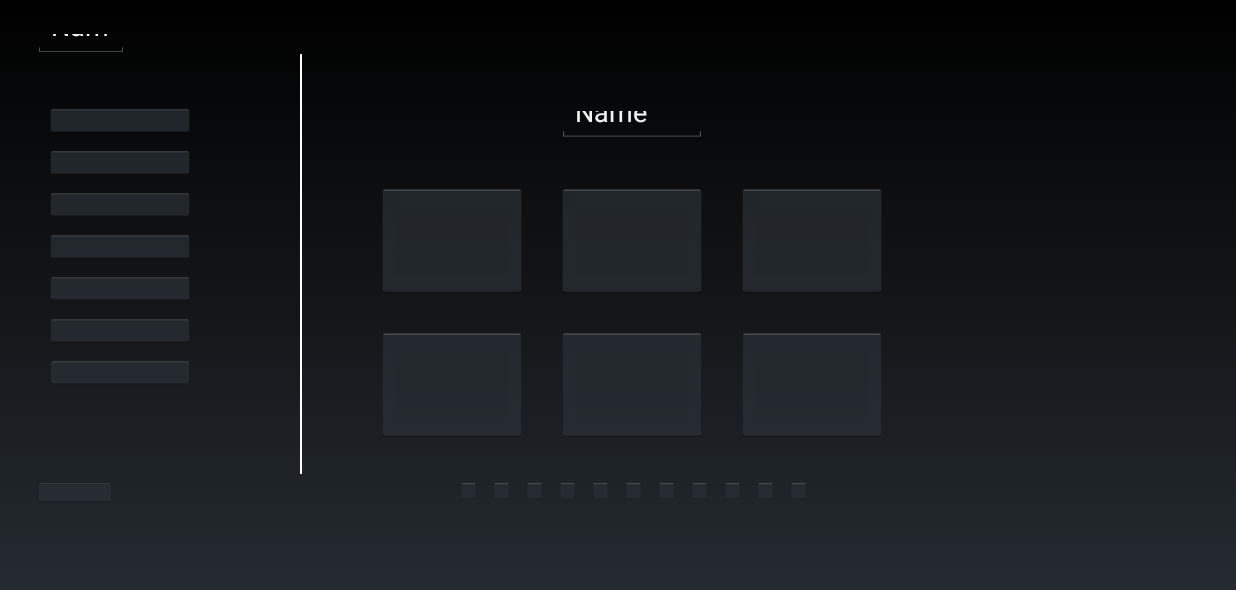
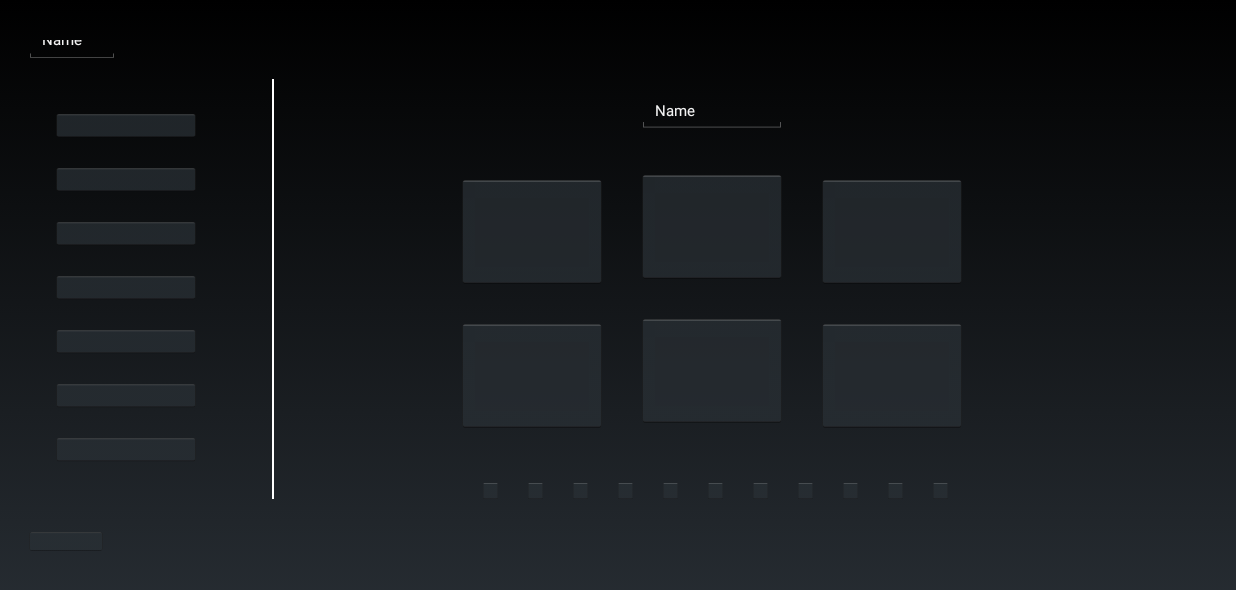
Before and after one commit to Fernando1612/AlexiaVN, an Android app: the Preferences screen opened directly, with no data from a screen before it, on a phone screen of 824 x 412 dp (held sideways). Shown: the top 590 px of the screen. Run offline under Robolectric (Android 15) with nearby library versions, the phone set to English and light mode, and no system bars.

Commit message:
add constraints

```diff
--- a/AlexiaVNPlayer/app/src/main/res/layout/activity_preferences.xml
+++ b/AlexiaVNPlayer/app/src/main/res/layout/activity_preferences.xml
@@ -10,91 +10,127 @@
         android:id="@+id/button21"
         android:layout_width="14dp"
         android:layout_height="14dp"
-        android:layout_marginStart="8dp"
-        android:layout_marginLeft="8dp"
+        android:layout_marginStart="16dp"
+        android:layout_marginLeft="16dp"
         android:text="Button"
+        app:layout_constraintBottom_toBottomOf="parent"
+        app:layout_constraintEnd_toEndOf="parent"
+        app:layout_constraintHorizontal_bias="0.0"
         app:layout_constraintStart_toEndOf="@+id/button20"
-        app:layout_constraintTop_toTopOf="@+id/button11" />
+        app:layout_constraintTop_toTopOf="@+id/button11"
+        app:layout_constraintVertical_bias="0.0" />
 
     <Button
         android:id="@+id/button20"
         android:layout_width="14dp"
         android:layout_height="14dp"
-        android:layout_marginStart="8dp"
-        android:layout_marginLeft="8dp"
+        android:layout_marginStart="16dp"
+        android:layout_marginLeft="16dp"
         android:text="Button"
+        app:layout_constraintBottom_toBottomOf="parent"
+        app:layout_constraintEnd_toEndOf="parent"
+        app:layout_constraintHorizontal_bias="0.0"
         app:layout_constraintStart_toEndOf="@+id/button18"
-        app:layout_constraintTop_toTopOf="@+id/button11" />
+        app:layout_constraintTop_toTopOf="@+id/button11"
+        app:layout_constraintVertical_bias="0.0" />
 
     <Button
         android:id="@+id/button19"
         android:layout_width="14dp"
         android:layout_height="14dp"
-        android:layout_marginStart="8dp"
-        android:layout_marginLeft="8dp"
+        android:layout_marginStart="16dp"
+        android:layout_marginLeft="16dp"
         android:text="Button"
+        app:layout_constraintBottom_toBottomOf="parent"
+        app:layout_constraintEnd_toEndOf="parent"
+        app:layout_constraintHorizontal_bias="0.0"
         app:layout_constraintStart_toEndOf="@+id/button17"
-        app:layout_constraintTop_toTopOf="@+id/button11" />
+        app:layout_constraintTop_toTopOf="@+id/button11"
+        app:layout_constraintVertical_bias="0.0" />
 
     <Button
         android:id="@+id/button18"
         android:layout_width="14dp"
         android:layout_height="14dp"
-        android:layout_marginStart="8dp"
-        android:layout_marginLeft="8dp"
+        android:layout_marginStart="16dp"
+        android:layout_marginLeft="16dp"
         android:text="Button"
+        app:layout_constraintBottom_toBottomOf="parent"
+        app:layout_constraintEnd_toEndOf="parent"
+        app:layout_constraintHorizontal_bias="0.0"
         app:layout_constraintStart_toEndOf="@+id/button19"
-        app:layout_constraintTop_toTopOf="@+id/button11" />
+        app:layout_constraintTop_toTopOf="@+id/button11"
+        app:layout_constraintVertical_bias="0.0" />
 
     <Button
         android:id="@+id/button17"
         android:layout_width="14dp"
         android:layout_height="14dp"
-        android:layout_marginStart="8dp"
-        android:layout_marginLeft="8dp"
+        android:layout_marginStart="16dp"
+        android:layout_marginLeft="16dp"
         android:text="Button"
+        app:layout_constraintBottom_toBottomOf="parent"
+        app:layout_constraintEnd_toEndOf="parent"
+        app:layout_constraintHorizontal_bias="0.0"
         app:layout_constraintStart_toEndOf="@+id/button16"
-        app:layout_constraintTop_toTopOf="@+id/button11" />
+        app:layout_constraintTop_toTopOf="@+id/button11"
+        app:layout_constraintVertical_bias="0.0" />
 
     <Button
         android:id="@+id/button16"
         android:layout_width="14dp"
         android:layout_height="14dp"
-        android:layout_marginStart="8dp"
-        android:layout_marginLeft="8dp"
+        android:layout_marginStart="16dp"
+        android:layout_marginLeft="16dp"
         android:text="Button"
+        app:layout_constraintBottom_toBottomOf="parent"
+        app:layout_constraintEnd_toEndOf="parent"
+        app:layout_constraintHorizontal_bias="0.0"
         app:layout_constraintStart_toEndOf="@+id/button15"
-        app:layout_constraintTop_toTopOf="@+id/button11" />
+        app:layout_constraintTop_toTopOf="@+id/button11"
+        app:layout_constraintVertical_bias="0.0" />
 
     <Button
         android:id="@+id/button15"
         android:layout_width="14dp"
         android:layout_height="14dp"
-        android:layout_marginStart="8dp"
-        android:layout_marginLeft="8dp"
+        android:layout_marginStart="16dp"
+        android:layout_marginLeft="16dp"
         android:text="Button"
+        app:layout_constraintBottom_toBottomOf="parent"
+        app:layout_constraintEnd_toEndOf="parent"
+        app:layout_constraintHorizontal_bias="0.0"
         app:layout_constraintStart_toEndOf="@+id/button14"
-        app:layout_constraintTop_toTopOf="@+id/button11" />
+        app:layout_constraintTop_toTopOf="@+id/button11"
+        app:layout_constraintVertical_bias="0.0" />
 
     <Button
         android:id="@+id/button14"
         android:layout_width="14dp"
         android:layout_height="14dp"
-        android:layout_marginStart="8dp"
-        android:layout_marginLeft="8dp"
+        android:layout_marginStart="16dp"
+        android:layout_marginLeft="16dp"
         android:text="Button"
+        app:layout_constraintBottom_toBottomOf="parent"
+        app:layout_constraintEnd_toEndOf="parent"
+        app:layout_constraintHorizontal_bias="0.0"
         app:layout_constraintStart_toEndOf="@+id/button13"
-        app:layout_constraintTop_toTopOf="@+id/button11" />
+        app:layout_constraintTop_toTopOf="@+id/button11"
+        app:layout_constraintVertical_bias="0.0" />
 
     <Button
         android:id="@+id/button13"
         android:layout_width="14dp"
         android:layout_height="14dp"
-        android:layout_marginStart="8dp"
-        android:layout_marginLeft="8dp"
+        android:layout_marginStart="16dp"
+        android:layout_marginLeft="16dp"
         android:text="Button"
+        app:layout_constraintBottom_toBottomOf="parent"
+        app:layout_constraintEnd_toEndOf="parent"
+        app:layout_constraintHorizontal_bias="0.0"
         app:layout_constraintStart_toEndOf="@+id/button12"
-        app:layout_constraintTop_toTopOf="@+id/button11" />
+        app:layout_constraintTop_toTopOf="@+id/button11"
+        app:layout_constraintVertical_bias="0.0" />
 
     <ImageButton
         android:id="@+id/imageButton7"
@@ -103,8 +139,12 @@
         android:layout_marginStart="20dp"
         android:layout_marginLeft="20dp"
         android:layout_marginTop="20dp"
+        app:layout_constraintBottom_toBottomOf="parent"
+        app:layout_constraintEnd_toEndOf="parent"
+        app:layout_constraintHorizontal_bias="0.0"
         app:layout_constraintStart_toEndOf="@+id/imageButton6"
         app:layout_constraintTop_toBottomOf="@+id/imageButton4"
+        app:layout_constraintVertical_bias="0.0"
         app:srcCompat="@android:drawable/editbox_dropdown_dark_frame" />
 
     <ImageButton
@@ -112,8 +152,12 @@
         android:layout_width="100dp"
         android:layout_height="76dp"
         android:layout_marginTop="20dp"
+        app:layout_constraintBottom_toBottomOf="parent"
+        app:layout_constraintEnd_toEndOf="parent"
+        app:layout_constraintHorizontal_bias="0.0"
         app:layout_constraintStart_toStartOf="@+id/imageButton3"
         app:layout_constraintTop_toBottomOf="@+id/imageButton3"
+        app:layout_constraintVertical_bias="0.0"
         app:srcCompat="@android:drawable/editbox_dropdown_dark_frame" />
 
     <ImageButton
@@ -123,8 +167,12 @@
         android:layout_marginStart="20dp"
         android:layout_marginLeft="20dp"
         android:layout_marginTop="20dp"
+        app:layout_constraintBottom_toBottomOf="parent"
+        app:layout_constraintEnd_toEndOf="parent"
+        app:layout_constraintHorizontal_bias="0.0"
         app:layout_constraintStart_toEndOf="@+id/imageButton5"
         app:layout_constraintTop_toBottomOf="@+id/imageButton2"
+        app:layout_constraintVertical_bias="0.0"
         app:srcCompat="@android:drawable/editbox_dropdown_dark_frame" />
 
     <ImageButton
@@ -134,22 +182,31 @@
         android:layout_marginStart="20dp"
         android:layout_marginLeft="20dp"
         android:layout_marginTop="27dp"
+        app:layout_constraintBottom_toBottomOf="parent"
+        app:layout_constraintEnd_toEndOf="parent"
+        app:layout_constraintHorizontal_bias="0.0"
         app:layout_constraintStart_toEndOf="@+id/imageButton2"
         app:layout_constraintTop_toBottomOf="@+id/editTextTextPersonName5"
+        app:layout_constraintVertical_bias="0.0"
         app:srcCompat="@android:drawable/editbox_dropdown_dark_frame" />
 
     <EditText
         android:id="@+id/guardar"
         android:layout_width="64dp"
         android:layout_height="21dp"
-        android:layout_marginStart="22dp"
-        android:layout_marginLeft="22dp"
-        android:layout_marginTop="16dp"
+        android:layout_marginStart="16dp"
+        android:layout_marginLeft="16dp"
+        android:layout_marginTop="20dp"
         android:ems="10"
         android:inputType="textPersonName"
         android:text="Name"
+        android:textSize="10sp"
+        app:layout_constraintBottom_toBottomOf="parent"
+        app:layout_constraintEnd_toEndOf="parent"
+        app:layout_constraintHorizontal_bias="0.0"
         app:layout_constraintStart_toStartOf="parent"
-        app:layout_constraintTop_toTopOf="parent" />
+        app:layout_constraintTop_toTopOf="parent"
+        app:layout_constraintVertical_bias="0.0" />
 
     <android.support.constraint.Group
         android:layout_width="wrap_content"
@@ -160,123 +217,141 @@
         android:id="@+id/button5"
         android:layout_width="100dp"
         android:layout_height="20dp"
-        android:layout_marginStart="30dp"
-        android:layout_marginLeft="30dp"
-        android:layout_marginTop="8dp"
+        android:layout_marginTop="16dp"
         android:text="Button"
-        app:layout_constraintStart_toStartOf="parent"
-        app:layout_constraintTop_toBottomOf="@+id/button4" />
+        app:layout_constraintBottom_toBottomOf="parent"
+        app:layout_constraintEnd_toEndOf="parent"
+        app:layout_constraintHorizontal_bias="0.0"
+        app:layout_constraintStart_toStartOf="@+id/button4"
+        app:layout_constraintTop_toBottomOf="@+id/button4"
+        app:layout_constraintVertical_bias="0.0" />
 
     <Button
         android:id="@+id/button3"
         android:layout_width="100dp"
         android:layout_height="20dp"
-        android:layout_marginStart="30dp"
-        android:layout_marginLeft="30dp"
-        android:layout_marginTop="70dp"
+        android:layout_marginTop="32dp"
         android:text="Button"
+        app:layout_constraintBottom_toBottomOf="parent"
+        app:layout_constraintEnd_toEndOf="parent"
+        app:layout_constraintHorizontal_bias="0.047"
         app:layout_constraintStart_toStartOf="parent"
-        app:layout_constraintTop_toTopOf="parent" />
+        app:layout_constraintTop_toBottomOf="@+id/guardar"
+        app:layout_constraintVertical_bias="0.0" />
 
     <Button
         android:id="@+id/button4"
         android:layout_width="100dp"
         android:layout_height="20dp"
-        android:layout_marginStart="30dp"
-        android:layout_marginLeft="30dp"
-        android:layout_marginTop="8dp"
+        android:layout_marginTop="16dp"
         android:text="Button"
-        app:layout_constraintStart_toStartOf="parent"
-        app:layout_constraintTop_toBottomOf="@+id/button3" />
+        app:layout_constraintBottom_toBottomOf="parent"
+        app:layout_constraintEnd_toEndOf="parent"
+        app:layout_constraintHorizontal_bias="0.0"
+        app:layout_constraintStart_toStartOf="@+id/button3"
+        app:layout_constraintTop_toBottomOf="@+id/button3"
+        app:layout_constraintVertical_bias="0.0" />
 
     <Button
         android:id="@+id/button7"
         android:layout_width="100dp"
         android:layout_height="20dp"
-        android:layout_marginStart="30dp"
-        android:layout_marginLeft="30dp"
-        android:layout_marginTop="8dp"
+        android:layout_marginTop="16dp"
         android:text="Button"
-        app:layout_constraintStart_toStartOf="parent"
-        app:layout_constraintTop_toBottomOf="@+id/button6" />
+        app:layout_constraintBottom_toBottomOf="parent"
+        app:layout_constraintEnd_toEndOf="parent"
+        app:layout_constraintHorizontal_bias="0.0"
+        app:layout_constraintStart_toStartOf="@+id/button6"
+        app:layout_constraintTop_toBottomOf="@+id/button6"
+        app:layout_constraintVertical_bias="0.0" />
 
     <Button
         android:id="@+id/button6"
         android:layout_width="100dp"
         android:layout_height="20dp"
-        android:layout_marginStart="30dp"
-        android:layout_marginLeft="30dp"
-        android:layout_marginTop="8dp"
+        android:layout_marginTop="16dp"
         android:text="Button"
-        app:layout_constraintStart_toStartOf="parent"
+        app:layout_constraintEnd_toEndOf="parent"
+        app:layout_constraintHorizontal_bias="0.0"
+        app:layout_constraintStart_toStartOf="@+id/button5"
         app:layout_constraintTop_toBottomOf="@+id/button5" />
 
     <Button
         android:id="@+id/button8"
         android:layout_width="100dp"
         android:layout_height="20dp"
-        android:layout_marginStart="30dp"
-        android:layout_marginLeft="30dp"
-        android:layout_marginTop="8dp"
+        android:layout_marginTop="16dp"
         android:text="Button"
-        app:layout_constraintStart_toStartOf="parent"
-        app:layout_constraintTop_toBottomOf="@+id/button7" />
+        app:layout_constraintBottom_toBottomOf="parent"
+        app:layout_constraintEnd_toEndOf="parent"
+        app:layout_constraintHorizontal_bias="0.0"
+        app:layout_constraintStart_toStartOf="@+id/button7"
+        app:layout_constraintTop_toBottomOf="@+id/button7"
+        app:layout_constraintVertical_bias="0.0" />
 
     <Button
         android:id="@+id/button9"
         android:layout_width="100dp"
         android:layout_height="20dp"
-        android:layout_marginStart="30dp"
-        android:layout_marginLeft="30dp"
-        android:layout_marginTop="8dp"
+        android:layout_marginTop="16dp"
         android:text="Button"
-        app:layout_constraintStart_toStartOf="parent"
-        app:layout_constraintTop_toBottomOf="@+id/button8" />
+        app:layout_constraintBottom_toBottomOf="parent"
+        app:layout_constraintEnd_toEndOf="parent"
+        app:layout_constraintHorizontal_bias="0.0"
+        app:layout_constraintStart_toStartOf="@+id/button8"
+        app:layout_constraintTop_toBottomOf="@+id/button8"
+        app:layout_constraintVertical_bias="0.0" />
 
     <Button
         android:id="@+id/regresar"
         android:layout_width="56dp"
         android:layout_height="16dp"
-        android:layout_marginStart="22dp"
-        android:layout_marginLeft="22dp"
-        android:layout_marginTop="320dp"
-        android:text="Button"
-        app:layout_constraintStart_toStartOf="parent"
-        app:layout_constraintTop_toTopOf="parent" />
+        android:text="Regresar"
+        android:textSize="10sp"
+        app:layout_constraintBottom_toBottomOf="parent"
+        app:layout_constraintEnd_toEndOf="parent"
+        app:layout_constraintHorizontal_bias="0.0"
+        app:layout_constraintStart_toStartOf="@+id/guardar"
+        app:layout_constraintTop_toBottomOf="@+id/button9" />
 
     <View
         android:id="@+id/view"
         android:layout_width="1dp"
         android:layout_height="280dp"
-        android:layout_marginStart="200dp"
-        android:layout_marginLeft="200dp"
-        android:layout_marginTop="36dp"
         android:background="#FFFFFF"
-        app:layout_constraintStart_toStartOf="parent"
-        app:layout_constraintTop_toTopOf="parent" />
+        app:layout_constraintBottom_toBottomOf="parent"
+        app:layout_constraintEnd_toStartOf="@+id/imageButton3"
+        app:layout_constraintHorizontal_bias="0.28"
+        app:layout_constraintStart_toEndOf="@+id/button6"
+        app:layout_constraintTop_toTopOf="parent"
+        app:layout_constraintVertical_bias="0.40" />
 
     <EditText
         android:id="@+id/editTextTextPersonName5"
         android:layout_width="100dp"
         android:layout_height="27dp"
-        android:layout_marginStart="371dp"
-        android:layout_marginLeft="371dp"
-        android:layout_marginTop="67dp"
         android:ems="10"
         android:inputType="textPersonName"
         android:text="Name"
-        app:layout_constraintStart_toStartOf="parent"
-        app:layout_constraintTop_toTopOf="parent" />
+        android:textSize="10sp"
+        app:layout_constraintBottom_toBottomOf="parent"
+        app:layout_constraintEnd_toEndOf="parent"
+        app:layout_constraintHorizontal_bias="0.0"
+        app:layout_constraintStart_toStartOf="@+id/imageButton2"
+        app:layout_constraintTop_toTopOf="parent"
+        app:layout_constraintVertical_bias="0.16000003" />
 
     <ImageButton
         android:id="@+id/imageButton2"
         android:layout_width="100dp"
         android:layout_height="76dp"
-        android:layout_marginStart="371dp"
-        android:layout_marginLeft="371dp"
-        android:layout_marginTop="27dp"
+        android:layout_marginTop="24dp"
+        app:layout_constraintBottom_toBottomOf="parent"
+        app:layout_constraintEnd_toEndOf="parent"
+        app:layout_constraintHorizontal_bias="0.587"
         app:layout_constraintStart_toStartOf="parent"
         app:layout_constraintTop_toBottomOf="@+id/editTextTextPersonName5"
+        app:layout_constraintVertical_bias="0.0"
         app:srcCompat="@android:drawable/editbox_dropdown_dark_frame" />
 
     <ImageButton
@@ -286,29 +361,38 @@
         android:layout_marginTop="27dp"
         android:layout_marginEnd="20dp"
         android:layout_marginRight="20dp"
+        app:layout_constraintBottom_toBottomOf="parent"
         app:layout_constraintEnd_toStartOf="@+id/imageButton2"
+        app:layout_constraintHorizontal_bias="1.0"
+        app:layout_constraintStart_toStartOf="parent"
         app:layout_constraintTop_toBottomOf="@+id/editTextTextPersonName5"
+        app:layout_constraintVertical_bias="0.0"
         app:srcCompat="@android:drawable/editbox_dropdown_dark_frame" />
 
     <Button
         android:id="@+id/button11"
         android:layout_width="14dp"
         android:layout_height="14dp"
-        android:layout_marginStart="305dp"
-        android:layout_marginLeft="305dp"
-        android:layout_marginTop="320dp"
         android:text="Button"
-        app:layout_constraintStart_toStartOf="parent"
-        app:layout_constraintTop_toTopOf="parent" />
+        app:layout_constraintBottom_toBottomOf="parent"
+        app:layout_constraintEnd_toEndOf="parent"
+        app:layout_constraintHorizontal_bias="0.03"
+        app:layout_constraintStart_toStartOf="@+id/imageButton5"
+        app:layout_constraintTop_toBottomOf="@+id/imageButton5"
+        app:layout_constraintVertical_bias="0.29000002" />
 
     <Button
         android:id="@+id/button12"
         android:layout_width="14dp"
         android:layout_height="14dp"
-        android:layout_marginStart="8dp"
-        android:layout_marginLeft="8dp"
+        android:layout_marginStart="16dp"
+        android:layout_marginLeft="16dp"
         android:text="Button"
+        app:layout_constraintBottom_toBottomOf="parent"
+        app:layout_constraintEnd_toEndOf="parent"
+        app:layout_constraintHorizontal_bias="0.0"
         app:layout_constraintStart_toEndOf="@+id/button11"
-        app:layout_constraintTop_toTopOf="@+id/button11" />
+        app:layout_constraintTop_toTopOf="@+id/button11"
+        app:layout_constraintVertical_bias="0.0" />
 
 </android.support.constraint.ConstraintLayout>
```
